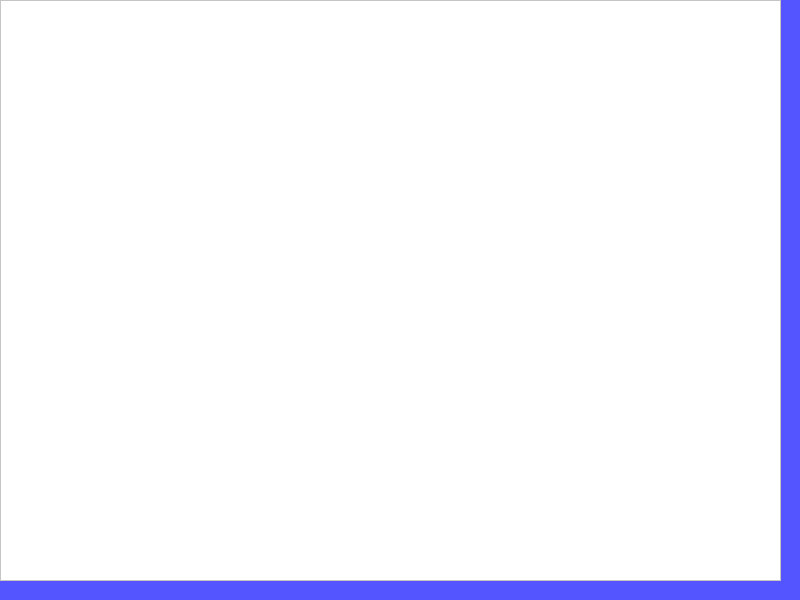
Old version of the form bank-view/frontmessageshow.ui in the repository smandyscom/front-base-widget.
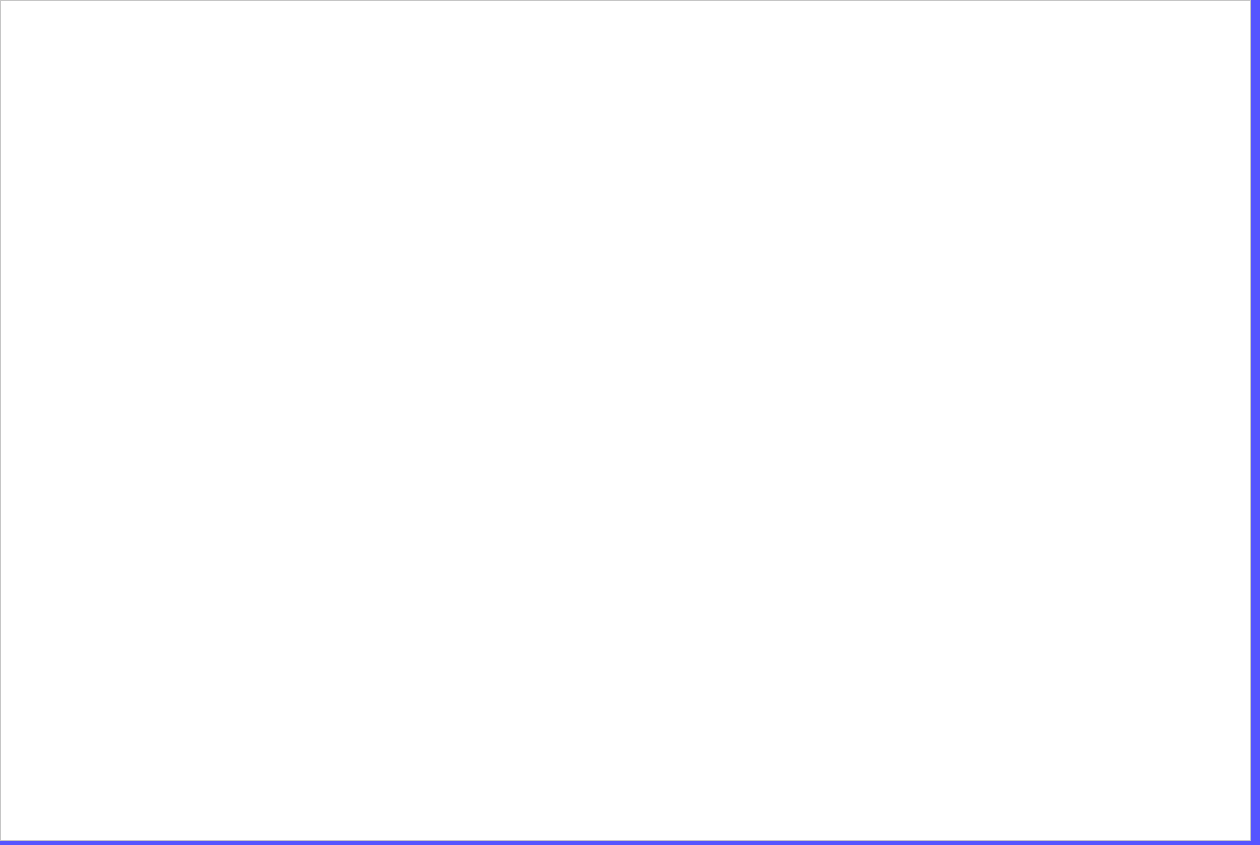
New version of the form.

Commit message: message limited buffer

Patch:
```diff
--- a/bank-view/frontmessageshow.ui
+++ b/bank-view/frontmessageshow.ui
@@ -6,8 +6,8 @@
    <rect>
     <x>0</x>
     <y>0</y>
-    <width>800</width>
-    <height>600</height>
+    <width>1260</width>
+    <height>845</height>
    </rect>
   </property>
   <property name="sizePolicy">
@@ -22,13 +22,13 @@
   <property name="styleSheet">
    <string notr="true">background-color: rgb(85, 85, 255);</string>
   </property>
-  <widget class="QTextBrowser" name="textBrowser">
+  <widget class="QPlainTextEdit" name="plainTextEdit">
    <property name="geometry">
     <rect>
      <x>0</x>
      <y>0</y>
-     <width>781</width>
-     <height>581</height>
+     <width>1251</width>
+     <height>841</height>
     </rect>
    </property>
    <property name="styleSheet">
```
The commit also changes 1 other file.
